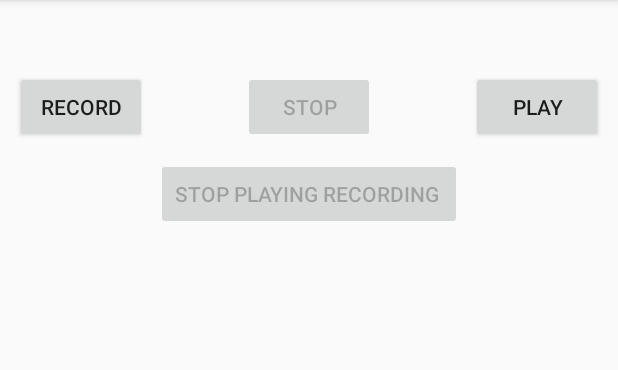
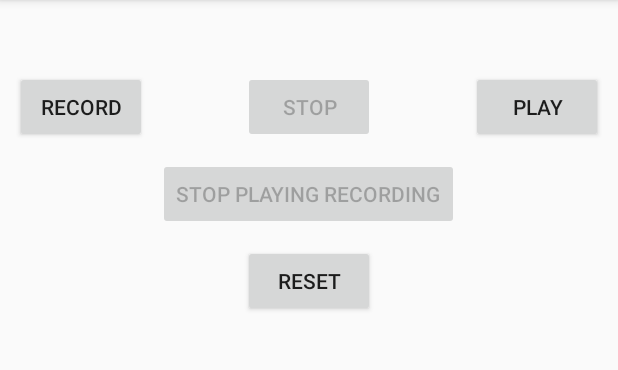
Before and after one commit to kylefirst/Parkinsons-Telemonitoring, an Android app: the screen it shows after launch (MainActivity), after a tap on "STOP", on a phone screen of 412 x 824 dp, the part 84-454 px from its top. Run offline under Robolectric (Android 15) with nearby library versions, the phone set to English and light mode, and no system bars; 1 other tap on this screen came first.

Commit message:
added reset button

```diff
--- a/MobileVoiceDIagnostic/app/src/main/java/com/example/kk/mobilevoicediagnostic/MainActivity.java
+++ b/MobileVoiceDIagnostic/app/src/main/java/com/example/kk/mobilevoicediagnostic/MainActivity.java
@@ -25,7 +25,7 @@ import android.support.v4.content.ContextCompat;
 public class MainActivity extends AppCompatActivity {
 
     Button buttonStart, buttonStop, buttonPlayLastRecordAudio,
-            buttonStopPlayingRecording ;
+            buttonStopPlayingRecording, buttonReset;
     String AudioSavePathInDevice = null;
     MediaRecorder mediaRecorder ;
     Random random ;
@@ -42,10 +42,12 @@ public class MainActivity extends AppCompatActivity {
         buttonStop = (Button) findViewById(R.id.button2);
         buttonPlayLastRecordAudio = (Button) findViewById(R.id.button3);
         buttonStopPlayingRecording = (Button)findViewById(R.id.button4);
+        buttonReset = (Button)findViewById(R.id.button5);
 
         buttonStop.setEnabled(false);
         buttonPlayLastRecordAudio.setEnabled(false);
         buttonStopPlayingRecording.setEnabled(false);
+        buttonReset.setEnabled(false);
 
         random = new Random();
 
@@ -92,6 +94,7 @@ public class MainActivity extends AppCompatActivity {
                 buttonPlayLastRecordAudio.setEnabled(true);
                 buttonStart.setEnabled(true);
                 buttonStopPlayingRecording.setEnabled(false);
+                buttonReset.setEnabled(true);
 
                 Toast.makeText(MainActivity.this, "Recording Completed",
                         Toast.LENGTH_LONG).show();
@@ -134,6 +137,16 @@ public class MainActivity extends AppCompatActivity {
                     mediaPlayer.release();
                     MediaRecorderReady();
                 }
+            }
+        });
+
+        buttonReset.setOnClickListener(new View.OnClickListener() {
+            @Override
+            public void onClick(View view) {
+                buttonPlayLastRecordAudio.setEnabled(false);
+                buttonReset.setEnabled(false);
+
+                mediaRecorder.reset();
             }
         });
 
--- a/MobileVoiceDIagnostic/app/src/main/res/layout/activity_main.xml
+++ b/MobileVoiceDIagnostic/app/src/main/res/layout/activity_main.xml
@@ -41,10 +41,20 @@
     <Button
         android:layout_width="wrap_content"
         android:layout_height="wrap_content"
-        android:text="STOP PLAYING RECORDING "
+        android:text="STOP PLAYING RECORDING"
         android:id="@+id/button4"
         android:layout_below="@+id/button2"
         android:layout_centerHorizontal="true"
         android:layout_marginTop="10dp"
         />
+
+    <Button
+        android:layout_width="wrap_content"
+        android:layout_height="wrap_content"
+        android:text="RESET"
+        android:id="@+id/button5"
+        android:layout_below="@+id/button4"
+        android:layout_centerHorizontal="true"
+        android:layout_marginTop="10dp"
+        />
 </RelativeLayout>
```
